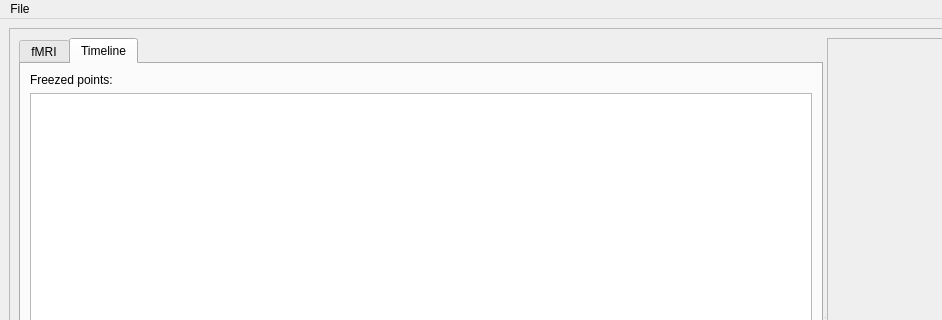
First picture: the form in braviz/interaction/qt_guis/fmri_explore.ui, repository diego0020/braviz-app, before the edit; both pictures show x 0 to 942 and y 0 to 320 of the 1128 by 701 pixel window.
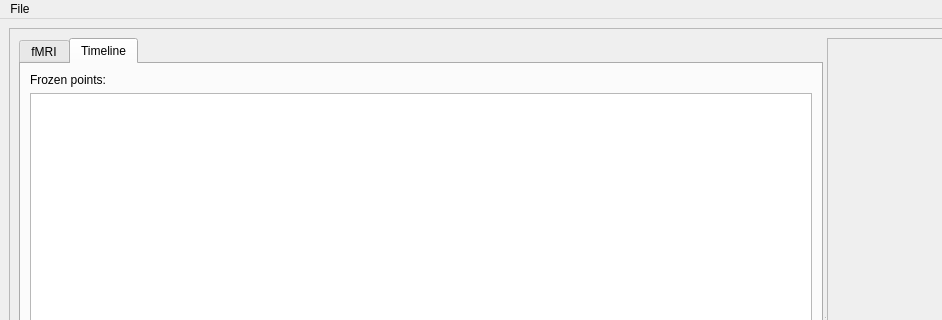
Second picture: the form after the edit. The open tabs and pages were chosen to show the change. Icons and pictures are not drawn.

Commit message: fmri explore documentation

What changed in the file:
```diff
--- a/braviz/interaction/qt_guis/fmri_explore.ui
+++ b/braviz/interaction/qt_guis/fmri_explore.ui
@@ -215,7 +215,7 @@
              <item>
               <widget class="QLabel" name="label_6">
                <property name="text">
-                <string>Freezed points:</string>
+                <string>Frozen points:</string>
                </property>
               </widget>
              </item>
```
Left out of the diff: 2 changed lines with no effect on the pictures. The commit also changes 1 other file.
